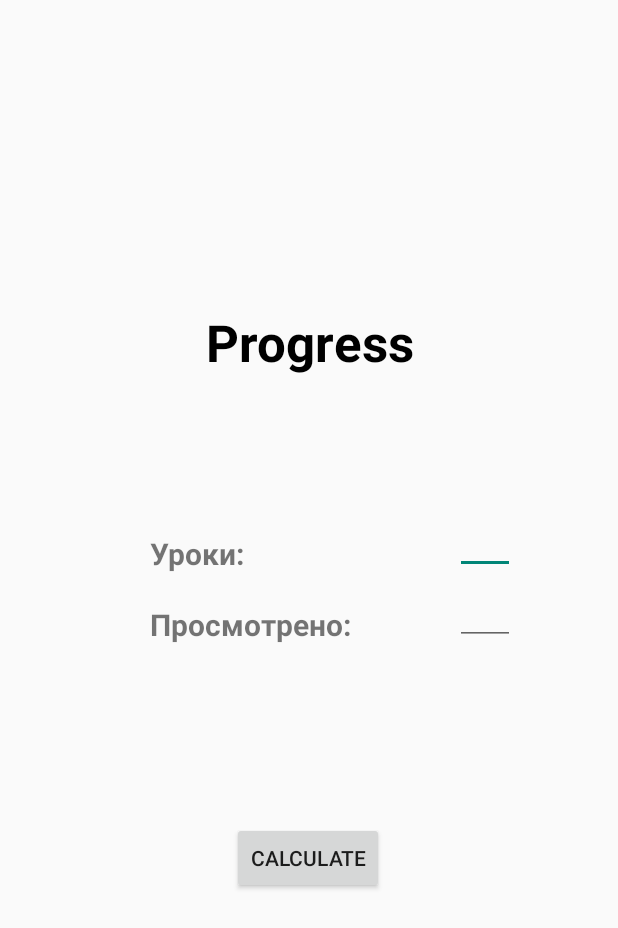
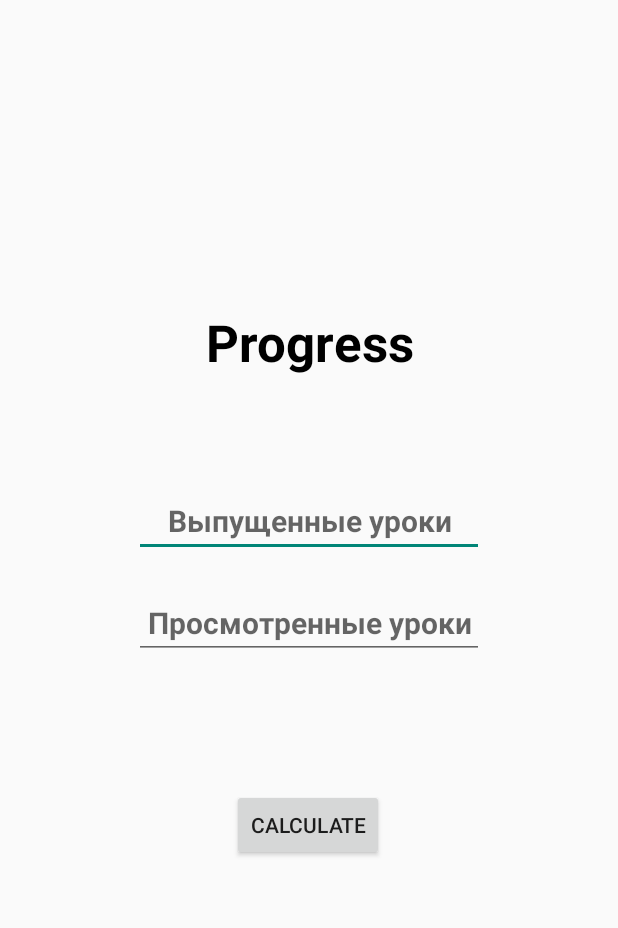
Before and after one commit to FockRock/PracticeApp, an Android app: the layout activity_main.xml on its own in the app's theme, with its tools: preview values and no code run, on a phone screen of 412 x 824 dp. Shown: the top 928 px of the screen. Run offline under Robolectric (Android 15) with nearby library versions, the phone set to English and light mode, and no system bars.

Commit message:
Editable fields updated

```diff
--- a/app/src/main/res/layout/activity_main.xml
+++ b/app/src/main/res/layout/activity_main.xml
@@ -21,72 +21,56 @@
         app:layout_constraintTop_toTopOf="parent"
         app:layout_constraintVertical_bias="0.265" />
 
-    <TextView
-        android:id="@+id/lessonText"
+    <EditText
+        android:id="@+id/lessonNumber"
         android:layout_width="wrap_content"
         android:layout_height="wrap_content"
-        android:layout_marginStart="100dp"
-        android:layout_marginTop="100dp"
-        android:text="@string/number_of_lessons"
+        android:layout_marginTop="68dp"
+        android:hint="Выпущенные уроки"
+        android:gravity="center"
+        android:ems="10"
+        android:inputType="number"
         android:textSize="20sp"
         android:textStyle="bold"
+        app:layout_constraintEnd_toEndOf="parent"
+        app:layout_constraintHorizontal_bias="0.501"
         app:layout_constraintStart_toStartOf="parent"
         app:layout_constraintTop_toBottomOf="@+id/progress" />
 
     <EditText
-        android:id="@+id/lessonNumber"
-        android:layout_width="40dp"
+        android:id="@+id/watchNumber"
+        android:layout_width="wrap_content"
         android:layout_height="wrap_content"
+        android:layout_marginTop="20dp"
         android:ems="10"
+        android:gravity="center"
+        android:hint="Просмотренные уроки"
         android:inputType="number"
         android:textSize="20sp"
         android:textStyle="bold"
-        app:layout_constraintBottom_toBottomOf="@+id/lessonText"
-        app:layout_constraintEnd_toEndOf="@+id/watchNumber" />
-
-    <EditText
-        android:id="@+id/watchNumber"
-        android:layout_width="40dp"
-        android:layout_height="wrap_content"
-        android:textSize="20sp"
-        android:ems="10"
-        android:inputType="number"
-        android:textStyle="bold"
-        app:layout_constraintBottom_toBottomOf="@+id/watchText"
-        app:layout_constraintEnd_toEndOf="parent"
-        app:layout_constraintStart_toEndOf="@+id/watchText" />
-
-    <TextView
-        android:id="@+id/watchText"
-        android:layout_width="wrap_content"
-        android:layout_height="wrap_content"
-        android:layout_marginStart="100dp"
-        android:layout_marginTop="20dp"
-        android:text="@string/watched"
-        android:textSize="20sp"
-        android:textStyle="bold"
-        app:layout_constraintStart_toStartOf="parent"
-        app:layout_constraintTop_toBottomOf="@+id/lessonText" />
+        app:layout_constraintEnd_toEndOf="@+id/lessonNumber"
+        app:layout_constraintStart_toStartOf="@+id/lessonNumber"
+        app:layout_constraintTop_toBottomOf="@+id/lessonNumber" />
 
     <Button
         android:id="@+id/calculate"
         android:layout_width="wrap_content"
         android:layout_height="wrap_content"
+        android:layout_marginBottom="96dp"
         android:text="@string/calculate"
         app:layout_constraintBottom_toBottomOf="parent"
         app:layout_constraintEnd_toEndOf="parent"
         app:layout_constraintHorizontal_bias="0.498"
         app:layout_constraintStart_toStartOf="parent"
-        app:layout_constraintTop_toBottomOf="@+id/watchText"
-        app:layout_constraintVertical_bias="0.341" />
+        app:layout_constraintTop_toBottomOf="@+id/lessonNumber" />
 
     <ProgressBar
         android:id="@+id/progressBar"
+        style="?android:attr/progressBarStyle"
+        android:layout_width="43dp"
+        android:layout_height="294dp"
+        android:layout_marginBottom="50dp"
         android:visibility="gone"
-        style="?android:attr/progressBarStyle"
-        android:layout_width="wrap_content"
-        android:layout_height="wrap_content"
-        android:layout_marginBottom="50dp"
         app:layout_constraintBottom_toBottomOf="parent"
         app:layout_constraintEnd_toEndOf="@+id/calculate"
         app:layout_constraintStart_toStartOf="@+id/calculate"
```
